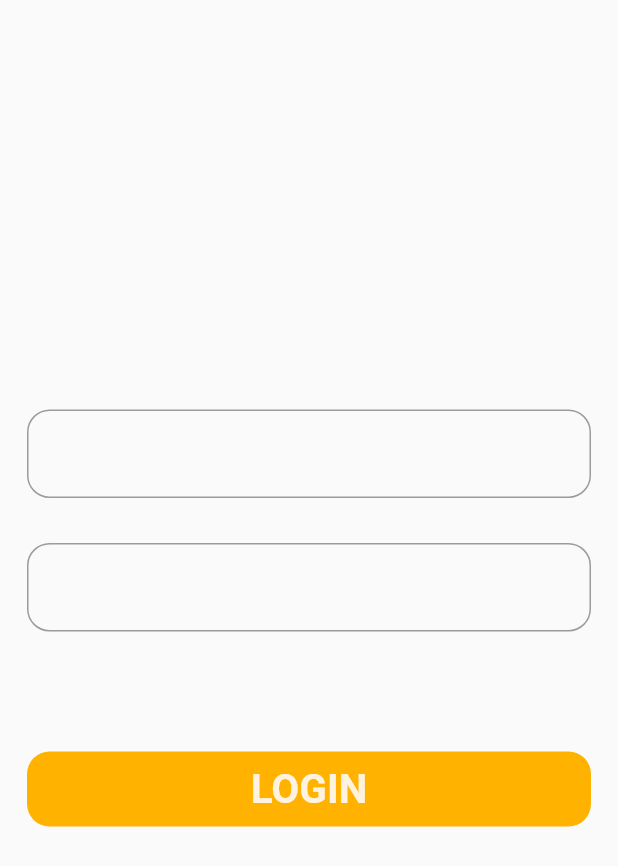
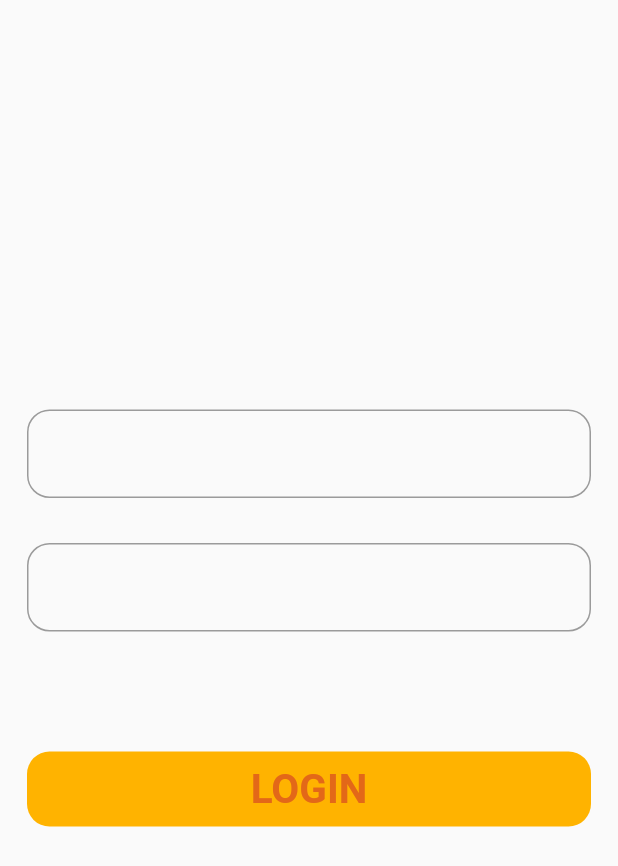
Before and after one commit to ribo47/three_bee_test, a Flutter app: the screen it shows after launch, on a phone screen of 412 x 824 dp. Shown: the top 866 px of the screen. Run offline on Flutter 3.47's test engine with Material 2 defaults, Android fonts, the phone set to English and light mode, and no system bars; our stand-ins replace dartz, dio, flutter_bloc, get_it, shared_preferences.

Commit message:
Theme fix

```diff
--- a/lib/utils/theme.dart
+++ b/lib/utils/theme.dart
@@ -13,19 +13,19 @@ class TBTheme {
     textTheme: const TextTheme(
       bodyText1: TextStyle(
         fontSize: 40,
-        color: white,
+        color: orange,
       ),
       bodyText2: TextStyle(
         fontSize: 40,
-        color: white,
+        color: orange,
         fontWeight: FontWeight.w300,
       ),
       caption: TextStyle(
         fontSize: 14,
-        color: white,
+        color: orange,
       ),
       button: TextStyle(
-        color: white,
+        color: orange,
         fontWeight: FontWeight.bold,
         fontSize: 27,
       ),
```
